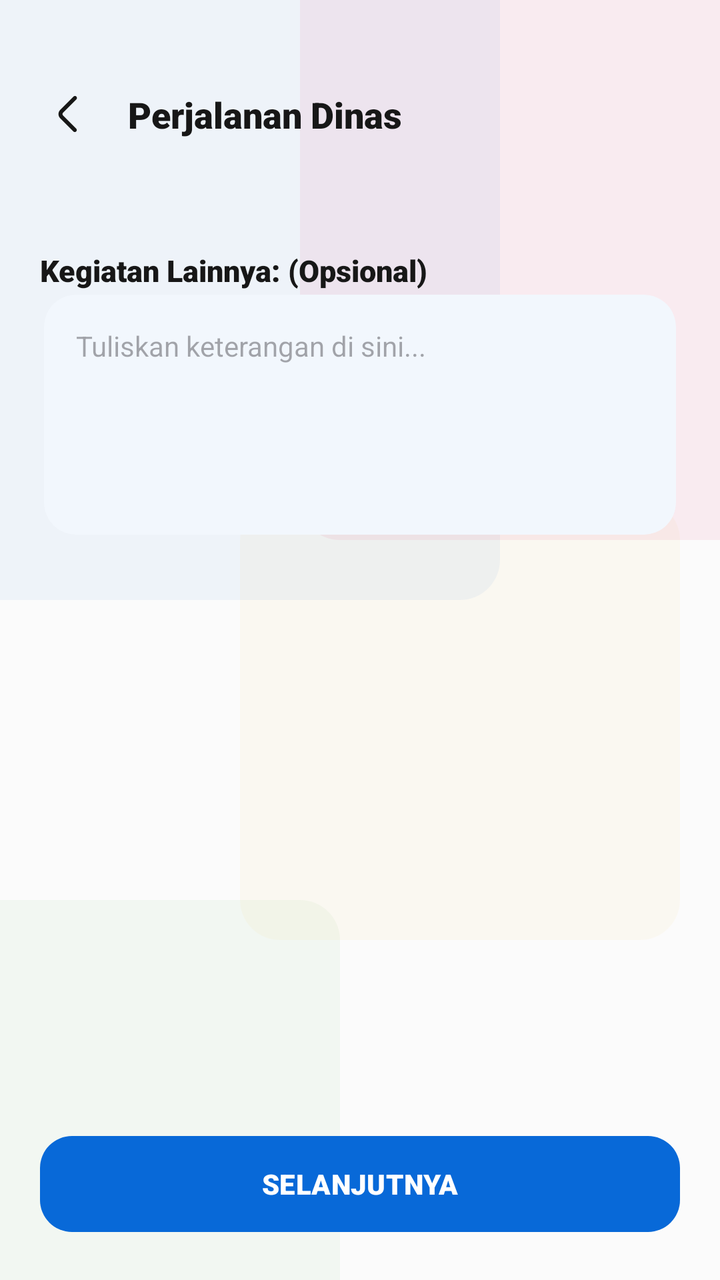
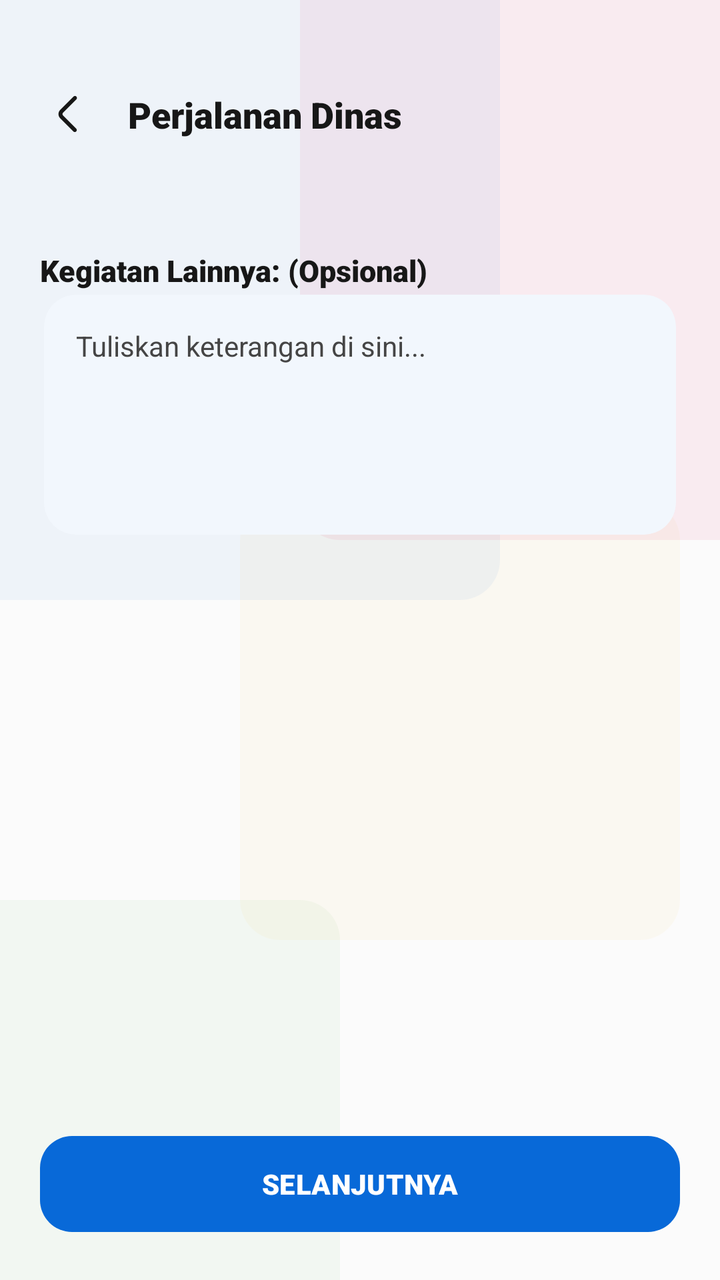

Before-and-after screenshots of an Android layout around one commit, followed by the original layout XML and the change that was made.
<!-- AndroidManifest.xml: application theme Theme.AppPemko -->
<!-- res/layout/activity_sppd.xml -->
<?xml version="1.0" encoding="utf-8"?>
<androidx.constraintlayout.widget.ConstraintLayout xmlns:android="http://schemas.android.com/apk/res/android"
    xmlns:app="http://schemas.android.com/apk/res-auto"
    xmlns:tools="http://schemas.android.com/tools"
    android:layout_width="match_parent"
    android:layout_height="match_parent"
    android:background="@color/background_main"
    tools:context=".dinasluarkantor.perjalanandinas.SppdActivity">

    <include layout="@layout/layout_background_palette" />



    
    <androidx.constraintlayout.widget.ConstraintLayout
        android:id="@+id/titleHeader"
        android:layout_marginTop="25dp"
        android:layout_width="match_parent"
        android:layout_height="64dp"
        android:paddingHorizontal="12dp"
        app:layout_constraintTop_toTopOf="parent">

        <RelativeLayout
            android:id="@+id/rlBackSppd"
            android:layout_width="44dp"
            android:layout_height="44dp"
            android:background="?attr/selectableItemBackgroundBorderless"
            android:clickable="true"
            android:focusable="true"
            android:onClick="backPd"
            app:layout_constraintBottom_toBottomOf="parent"
            app:layout_constraintStart_toStartOf="parent"
            app:layout_constraintTop_toTopOf="parent"
            tools:ignore="UsingOnClickInXml">

            <ImageView
                android:id="@+id/ivBack"
                android:layout_width="24dp"
                android:layout_height="24dp"
                android:layout_centerInParent="true"
                android:src="@drawable/one_left"
                app:tint="@color/text_primary"
                android:contentDescription="@string/todo" />
        </RelativeLayout>

        <TextView
            android:layout_width="wrap_content"
            android:layout_height="wrap_content"
            android:layout_marginStart="8dp"
            android:fontFamily="sans-serif-black"
            android:text="@string/perjalanan_dinas"
            android:textColor="@color/text_primary"
            android:textSize="18sp"
            app:layout_constraintBottom_toBottomOf="parent"
            app:layout_constraintStart_toEndOf="@id/rlBackSppd"
            app:layout_constraintTop_toTopOf="parent" />

    </androidx.constraintlayout.widget.ConstraintLayout>

    <androidx.core.widget.NestedScrollView
        android:id="@+id/nsvSppd"
        android:layout_width="match_parent"
        android:layout_height="0dp"
        android:fillViewport="true"
        app:layout_constraintBottom_toTopOf="@+id/btnContainer"
        app:layout_constraintTop_toBottomOf="@id/titleHeader">

        <LinearLayout
            android:layout_width="match_parent"
            android:layout_height="wrap_content"
            android:orientation="vertical"
            android:paddingHorizontal="20dp"
            android:paddingTop="12dp">

            <androidx.recyclerview.widget.RecyclerView
                android:id="@+id/rvKegiatanPd"
                android:layout_width="match_parent"
                android:layout_height="wrap_content"
                android:nestedScrollingEnabled="false"
                tools:listitem="@layout/list_row_kegiatan" />

            <TextView
                android:id="@+id/tvKeteranganTambahan"
                android:layout_width="match_parent"
                android:layout_height="wrap_content"
                android:layout_marginTop="24dp"
                android:fontFamily="sans-serif-black"
                android:text="@string/kegiatan_lainnya_opsional"
                android:textColor="@color/text_primary"
                android:textSize="15sp" />

            <com.google.android.material.card.MaterialCardView
                android:layout_width="match_parent"
                android:layout_height="wrap_content"
                android:layout_marginTop="12dp"
                android:layout_marginBottom="24dp"
                app:cardBackgroundColor="@color/surface_main"
                app:cardCornerRadius="16dp"
                android:layout_margin="2dp"
                app:cardElevation="1dp"
                app:strokeWidth="0dp">

                <EditText
                    android:id="@+id/etKegiatanPdLainnya"
                    android:layout_width="match_parent"
                    android:layout_height="120dp"
                    android:background="@android:color/transparent"
                    android:fontFamily="sans-serif"
                    android:gravity="top"
                    android:hint="Tuliskan keterangan di sini..."
                    android:inputType="textMultiLine"
                    android:padding="16dp"
                    android:textSize="14sp" />
            </com.google.android.material.card.MaterialCardView>

        </LinearLayout>
    </androidx.core.widget.NestedScrollView>

    <FrameLayout
        android:id="@+id/btnContainer"
        android:layout_width="match_parent"
        android:layout_height="wrap_content"
        android:padding="20dp"
        app:layout_constraintBottom_toBottomOf="parent">

        <com.google.android.material.button.MaterialButton
            android:id="@+id/tvSelanjutnya"
            style="@style/Widget.Material3.Button"
            android:layout_width="match_parent"
            android:layout_height="56dp"
            android:onClick="nextKegiatanPd"
            android:text="SELANJUTNYA"
            android:textAllCaps="true"
            android:fontFamily="sans-serif-black"
            app:backgroundTint="@color/primary_brand"
            app:cornerRadius="16dp" />
    </FrameLayout>

</androidx.constraintlayout.widget.ConstraintLayout>
<!-- res/layout/layout_background_palette.xml (included above) -->
<?xml version="1.0" encoding="utf-8"?>
<merge xmlns:android="http://schemas.android.com/apk/res/android"
    xmlns:app="http://schemas.android.com/apk/res-auto">

    
    <View
        android:layout_width="400dp"
        android:layout_height="400dp"
        android:background="@drawable/backgoundovalabuabu"
        android:backgroundTint="@color/primary_brand"
        android:alpha="0.05"
        android:translationX="-150dp"
        android:translationY="-100dp" />

    
    <View
        android:layout_width="320dp"
        android:layout_height="320dp"
        android:background="@drawable/backgoundovalabuabu"
        android:backgroundTint="@color/brand_secondary"
        android:alpha="0.07"
        android:translationX="150dp"
        android:translationY="-50dp" />

    
    <View
        android:layout_width="250dp"
        android:layout_height="250dp"
        android:background="@drawable/backgoundovalabuabu"
        android:backgroundTint="@color/hijau"
        android:alpha="0.05"
        android:translationX="-80dp"
        android:translationY="450dp" />

    
    <View
        android:layout_width="220dp"
        android:layout_height="220dp"
        android:background="@drawable/backgoundovalabuabu"
        android:backgroundTint="@color/kuning"
        android:alpha="0.04"
        android:translationX="120dp"
        android:translationY="250dp" />

</merge>
<!-- res/layout/list_row_kegiatan.xml (included above) -->
<?xml version="1.0" encoding="utf-8"?>

<com.google.android.material.card.MaterialCardView xmlns:android="http://schemas.android.com/apk/res/android"
    xmlns:app="http://schemas.android.com/apk/res-auto"
    xmlns:tools="http://schemas.android.com/tools"
    android:id="@+id/rlKegiatanPd"
    android:layout_width="match_parent"
    android:layout_height="wrap_content"
    android:layout_marginHorizontal="12dp"
    android:layout_marginVertical="6dp"
    android:clickable="true"
    android:focusable="true"
    android:foreground="?attr/selectableItemBackground"
    app:cardBackgroundColor="@color/surface_main"
    app:cardCornerRadius="16dp"
    app:cardElevation="2dp"
    app:strokeColor="@color/surface_variant"
    app:strokeWidth="1dp">

    <LinearLayout
        android:layout_width="match_parent"
        android:layout_height="wrap_content"
        android:gravity="center_vertical"
        android:orientation="horizontal"
        android:padding="16dp">

        
        <com.google.android.material.card.MaterialCardView
            android:layout_width="40dp"
            android:layout_height="40dp"
            app:cardBackgroundColor="#1A008DDA"
            app:cardCornerRadius="10dp"
            app:cardElevation="0dp">

            <ImageView
                android:layout_width="match_parent"
                android:layout_height="match_parent"
                android:padding="10dp"
                android:src="@drawable/ic_artikel"
                app:tint="@color/primary_brand"
                tools:ignore="ContentDescription" />
        </com.google.android.material.card.MaterialCardView>

        
        <LinearLayout
            android:layout_width="0dp"
            android:layout_height="wrap_content"
            android:layout_marginStart="16dp"
            android:layout_weight="1"
            android:orientation="vertical">

            <TextView
                android:id="@+id/tvListKegiatan"
                android:layout_width="match_parent"
                android:layout_height="wrap_content"
                android:fontFamily="sans-serif-black"
                android:text="Nama Kegiatan"
                android:textColor="@color/text_primary"
                android:textSize="15sp"
                tools:ignore="HardcodedText" />

            <TextView
                android:layout_width="wrap_content"
                android:layout_height="wrap_content"
                android:layout_marginTop="2dp"
                android:text="Ketuk untuk memilih"
                android:textColor="@color/text_hint"
                android:textSize="11sp"
                tools:ignore="HardcodedText,SmallSp" />
        </LinearLayout>

        
        <com.google.android.material.card.MaterialCardView
            android:id="@+id/imgChecked"
            android:layout_width="24dp"
            android:layout_height="24dp"
            android:layout_marginStart="8dp"
            android:visibility="gone"
            app:cardBackgroundColor="@color/hijau"
            app:cardCornerRadius="12dp"
            app:cardElevation="0dp"
            app:strokeWidth="0dp"
            tools:visibility="visible">

            <ImageView
                android:layout_width="16dp"
                android:layout_height="16dp"
                android:layout_gravity="center"
                android:src="@drawable/ic_check"
                app:tint="@color/white"
                tools:ignore="ContentDescription" />
        </com.google.android.material.card.MaterialCardView>

    </LinearLayout>
</com.google.android.material.card.MaterialCardView>
<!-- resources referenced by this layout -->
<resources>
  <color name="background_main">#FBFBFB</color>
  <color name="brand_secondary">#E91E63</color>
  <color name="hijau">#4CAF50</color>
  <color name="kuning">#F7B620</color>
  <color name="primary_brand">#0869D8</color>
  <color name="surface_main">#FFFFFF</color>
  <color name="surface_variant">#F4F4F4</color>
  <color name="text_hint">#87888c</color>
  <color name="text_primary">#171717</color>
  <color name="white">#FFFFFF</color>
  <!-- drawable backgoundovalabuabu (drawable) -->
  <?xml version="1.0" encoding="utf-8"?>
  
  <shape xmlns:android="http://schemas.android.com/apk/res/android"
      android:tintMode="multiply"
      android:shape="rectangle"
      >
  
      <solid
          android:color="@color/background_layout"/>
      <corners
          android:radius="20dp"/>
  </shape>
  <!-- drawable ic_artikel (drawable) -->
  <vector android:autoMirrored="true" android:height="24dp"
      android:viewportHeight="24"
      android:viewportWidth="24" android:width="24dp" xmlns:android="http://schemas.android.com/apk/res/android">
      <path android:fillColor="@color/biru" android:pathData="M19,3L5,3c-1.1,0 -2,0.9 -2,2v14c0,1.1 0.9,2 2,2h14c1.1,0 2,-0.9 2,-2L21,5c0,-1.1 -0.9,-2 -2,-2zM14,17L7,17v-2h7v2zM17,13L7,13v-2h10v2zM17,9L7,9L7,7h10v2z"/>
  </vector>
  <!-- drawable ic_check (drawable) -->
  <vector xmlns:android="http://schemas.android.com/apk/res/android" android:height="30dp" android:viewportHeight="512" android:viewportWidth="512" android:width="30dp">
        
      <path android:fillColor="@color/biru" android:fillType="evenOdd" android:pathData="M256,42.67C373.82,42.67 469.33,138.18 469.33,256C469.33,373.82 373.82,469.33 256,469.33C138.18,469.33 42.67,373.82 42.67,256C42.67,138.18 138.18,42.67 256,42.67ZM256,85.33C161.74,85.33 85.33,161.74 85.33,256C85.33,350.26 161.74,426.67 256,426.67C350.26,426.67 426.67,350.26 426.67,256C426.67,161.74 350.26,85.33 256,85.33ZM256,149.33C314.91,149.33 362.67,197.09 362.67,256C362.67,314.91 314.91,362.67 256,362.67C197.09,362.67 149.33,314.91 149.33,256C149.33,197.09 197.09,149.33 256,149.33Z" android:strokeColor="#00000000" android:strokeWidth="1"/>
      
  </vector>
  <!-- drawable one_left (drawable) -->
  <vector xmlns:android="http://schemas.android.com/apk/res/android" android:height="30dp" android:viewportHeight="24" android:viewportWidth="24" android:width="30dp">
        
      <path android:fillColor="@color/biru" android:pathData="M16.18,3.269C15.789,2.878 15.156,2.878 14.765,3.269L8.121,9.913C6.95,11.085 6.949,12.983 8.12,14.155L14.69,20.73C15.081,21.121 15.714,21.121 16.104,20.73C16.495,20.34 16.495,19.707 16.104,19.316L9.532,12.744C9.142,12.354 9.142,11.72 9.532,11.33L16.18,4.683C16.57,4.292 16.57,3.659 16.18,3.269Z"/>
      
  </vector>
  <string name="kegiatan_lainnya_opsional">Kegiatan Lainnya: (Opsional)</string>
  <string name="perjalanan_dinas">Perjalanan Dinas</string>
  <string name="todo">TODO</string>
  <style name="Theme.AppPemko" parent="Base.Theme.AppPemko">
          <item name="android:textColor">@color/text_primary</item>
      </style>
  <color name="background_layout">#FFFFFF</color>
  <color name="biru">#008DDA</color>
  <color name="on_primary_brand">#FFFFFF</color>
  <color name="text_secondary">#454545</color>
  <style name="Animation.App.Activity" parent="@android:style/Animation.Activity">
          <item name="android:activityOpenEnterAnimation">@anim/slide_in_right</item>
          <item name="android:activityOpenExitAnimation">@anim/slide_out_left</item>
          <item name="android:activityCloseEnterAnimation">@anim/slide_in_left</item>
          <item name="android:activityCloseExitAnimation">@anim/slide_out_right</item>
      </style>
  <!-- unchanged entries left out for length: 1 -->
</resources>

<!-- the commit's change to res/layout/activity_sppd.xml (unified diff, before → after) -->
@@ -2,6 +2,7 @@
 <androidx.constraintlayout.widget.ConstraintLayout xmlns:android="http://schemas.android.com/apk/res/android"
     xmlns:app="http://schemas.android.com/apk/res-auto"
     xmlns:tools="http://schemas.android.com/tools"
+    android:id="@+id/sppdRootLayout"
     android:layout_width="match_parent"
     android:layout_height="match_parent"
     android:background="@color/background_main"
@@ -94,9 +95,11 @@
                 android:layout_height="wrap_content"
                 android:layout_marginTop="12dp"
                 android:layout_marginBottom="24dp"
+                android:layout_margin="2dp"
+                android:clickable="false"
+                android:focusable="false"
                 app:cardBackgroundColor="@color/surface_main"
                 app:cardCornerRadius="16dp"
-                android:layout_margin="2dp"
                 app:cardElevation="1dp"
                 app:strokeWidth="0dp">
 
@@ -108,7 +111,13 @@
                     android:fontFamily="sans-serif"
                     android:gravity="top"
                     android:hint="Tuliskan keterangan di sini..."
-                    android:inputType="textMultiLine"
+                    android:inputType="textMultiLine|textCapSentences"
+                    android:focusable="true"
+                    android:focusableInTouchMode="true"
+                    android:clickable="true"
+                    android:importantForAutofill="no"
+                    android:textColor="@color/text_primary"
+                    android:textColorHint="@color/text_secondary"
                     android:padding="16dp"
                     android:textSize="14sp" />
             </com.google.android.material.card.MaterialCardView>
